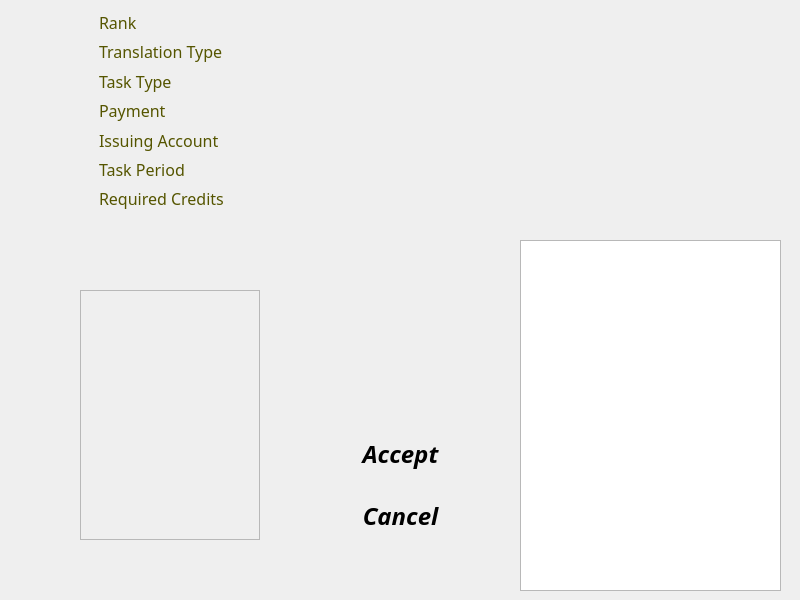
First picture: the form in RecTaskOper.ui, repository Phoveran/CrowdSourcing, before the edit.
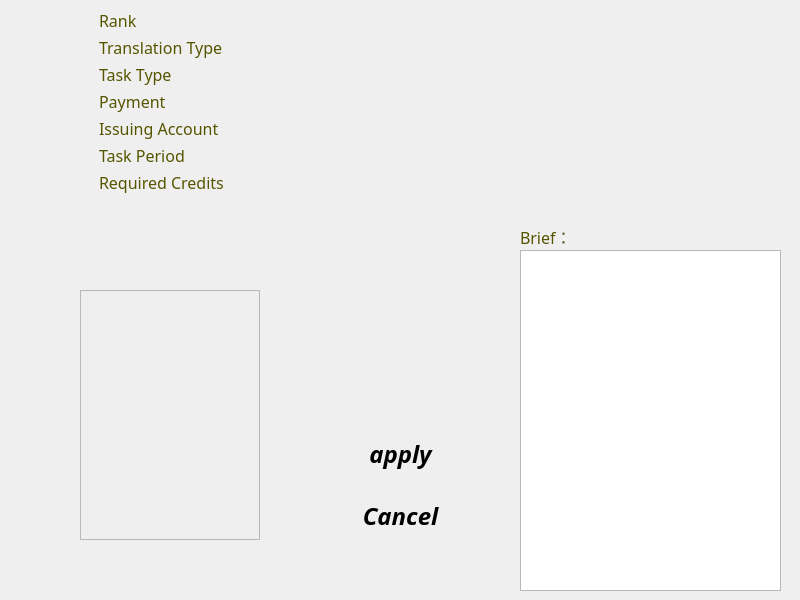
Second picture: the form after the edit. Icons and pictures are not drawn.

What changed in the file:
```diff
--- a/RecTaskOper.ui
+++ b/RecTaskOper.ui
@@ -30,8 +30,11 @@
 color: rgb(85, 85, 0);</string>
    </property>
    <layout class="QFormLayout" name="formLayout">
+    <property name="horizontalSpacing">
+     <number>20</number>
+    </property>
     <property name="verticalSpacing">
-     <number>3</number>
+     <number>4</number>
     </property>
     <item row="0" column="0">
      <widget class="QLabel" name="label_1">
@@ -150,7 +153,7 @@
       <property name="font">
        <font>
         <family>Century Gothic</family>
-        <pointsize>16</pointsize>
+        <pointsize>12</pointsize>
        </font>
       </property>
       <property name="text">
@@ -163,7 +166,7 @@
       <property name="font">
        <font>
         <family>Century Gothic</family>
-        <pointsize>16</pointsize>
+        <pointsize>12</pointsize>
        </font>
       </property>
       <property name="text">
@@ -176,7 +179,7 @@
       <property name="font">
        <font>
         <family>Century Gothic</family>
-        <pointsize>16</pointsize>
+        <pointsize>12</pointsize>
        </font>
       </property>
       <property name="text">
@@ -189,7 +192,7 @@
       <property name="font">
        <font>
         <family>Century Gothic</family>
-        <pointsize>16</pointsize>
+        <pointsize>12</pointsize>
        </font>
       </property>
       <property name="text">
@@ -202,7 +205,7 @@
       <property name="font">
        <font>
         <family>Century Gothic</family>
-        <pointsize>16</pointsize>
+        <pointsize>12</pointsize>
        </font>
       </property>
       <property name="text">
@@ -215,7 +218,7 @@
       <property name="font">
        <font>
         <family>Century Gothic</family>
-        <pointsize>16</pointsize>
+        <pointsize>12</pointsize>
        </font>
       </property>
       <property name="text">
@@ -228,7 +231,7 @@
       <property name="font">
        <font>
         <family>Century Gothic</family>
-        <pointsize>16</pointsize>
+        <pointsize>12</pointsize>
        </font>
       </property>
       <property name="text">
@@ -242,9 +245,9 @@
    <property name="geometry">
     <rect>
      <x>520</x>
-     <y>240</y>
+     <y>250</y>
      <width>261</width>
-     <height>351</height>
+     <height>341</height>
     </rect>
    </property>
    <property name="font">
@@ -344,7 +347,7 @@
 };</string>
       </property>
       <property name="text">
-       <string>Accept</string>
+       <string>apply</string>
       </property>
       <property name="autoDefault">
        <bool>false</bool>
@@ -414,6 +417,29 @@
     </item>
    </layout>
   </widget>
+  <widget class="QLabel" name="label_8">
+   <property name="geometry">
+    <rect>
+     <x>520</x>
+     <y>225</y>
+     <width>61</width>
+     <height>24</height>
+    </rect>
+   </property>
+   <property name="font">
+    <font>
+     <family>Century Gothic</family>
+     <pointsize>12</pointsize>
+    </font>
+   </property>
+   <property name="styleSheet">
+    <string notr="true">color: rgb(85, 85, 0);
+border-image:transparent;</string>
+   </property>
+   <property name="text">
+    <string>Brief：</string>
+   </property>
+  </widget>
  </widget>
  <resources>
   <include location="CrowdSourcing.qrc"/>
```
Left out of the diff: 41 changed lines with no effect on the pictures.
